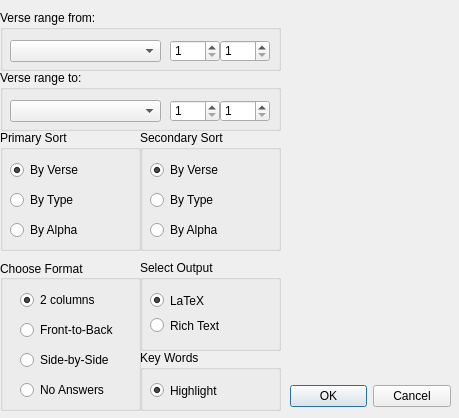
First picture: the form in QuizDb/printdlg.ui, repository vogeljh/quizdb, before the edit.
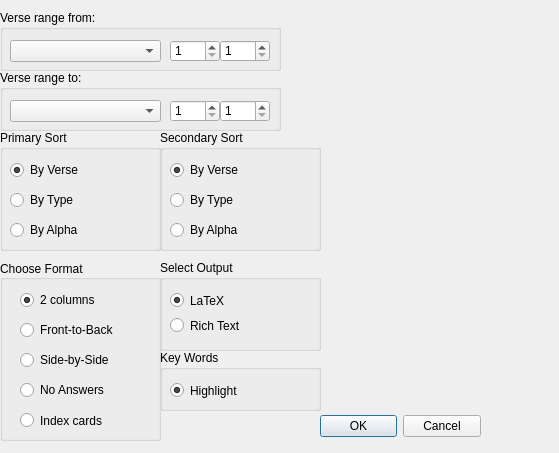
Second picture: the form after the edit.

The edit to the form file:
```diff
--- a/QuizDb/printdlg.ui
+++ b/QuizDb/printdlg.ui
@@ -6,8 +6,8 @@
    <rect>
     <x>0</x>
     <y>0</y>
-    <width>459</width>
-    <height>418</height>
+    <width>559</width>
+    <height>453</height>
    </rect>
   </property>
   <property name="windowTitle">
@@ -16,8 +16,8 @@
   <widget class="QDialogButtonBox" name="OkBox">
    <property name="geometry">
     <rect>
-     <x>290</x>
-     <y>380</y>
+     <x>320</x>
+     <y>410</y>
      <width>161</width>
      <height>32</height>
     </rect>
@@ -135,8 +135,8 @@
     <rect>
      <x>0</x>
      <y>260</y>
-     <width>141</width>
-     <height>151</height>
+     <width>161</width>
+     <height>181</height>
     </rect>
    </property>
    <property name="title">
@@ -150,7 +150,7 @@
      <rect>
       <x>20</x>
       <y>120</y>
-      <width>107</width>
+      <width>131</width>
       <height>20</height>
      </rect>
     </property>
@@ -163,7 +163,7 @@
      <rect>
       <x>20</x>
       <y>90</y>
-      <width>110</width>
+      <width>131</width>
       <height>20</height>
      </rect>
     </property>
@@ -176,7 +176,7 @@
      <rect>
       <x>20</x>
       <y>60</y>
-      <width>110</width>
+      <width>131</width>
       <height>20</height>
      </rect>
     </property>
@@ -189,7 +189,7 @@
      <rect>
       <x>20</x>
       <y>30</y>
-      <width>90</width>
+      <width>131</width>
       <height>20</height>
      </rect>
     </property>
@@ -200,13 +200,26 @@
      <bool>true</bool>
     </property>
    </widget>
+   <widget class="QRadioButton" name="indexbutton">
+    <property name="geometry">
+     <rect>
+      <x>20</x>
+      <y>150</y>
+      <width>131</width>
+      <height>21</height>
+     </rect>
+    </property>
+    <property name="text">
+     <string>Index cards</string>
+    </property>
+   </widget>
   </widget>
   <widget class="QGroupBox" name="sortBox1">
    <property name="geometry">
     <rect>
      <x>0</x>
      <y>130</y>
-     <width>141</width>
+     <width>161</width>
      <height>121</height>
     </rect>
    </property>
@@ -218,7 +231,7 @@
      <rect>
       <x>10</x>
       <y>90</y>
-      <width>80</width>
+      <width>131</width>
       <height>20</height>
      </rect>
     </property>
@@ -231,7 +244,7 @@
      <rect>
       <x>10</x>
       <y>60</y>
-      <width>80</width>
+      <width>131</width>
       <height>20</height>
      </rect>
     </property>
@@ -244,7 +257,7 @@
      <rect>
       <x>10</x>
       <y>30</y>
-      <width>80</width>
+      <width>121</width>
       <height>20</height>
      </rect>
     </property>
@@ -259,9 +272,9 @@
   <widget class="QGroupBox" name="sortBox2">
    <property name="geometry">
     <rect>
-     <x>140</x>
+     <x>160</x>
      <y>130</y>
-     <width>141</width>
+     <width>161</width>
      <height>121</height>
     </rect>
    </property>
@@ -314,9 +327,9 @@
   <widget class="QGroupBox" name="outputBox">
    <property name="geometry">
     <rect>
-     <x>140</x>
+     <x>160</x>
      <y>260</y>
-     <width>141</width>
+     <width>161</width>
      <height>91</height>
     </rect>
    </property>
@@ -356,9 +369,9 @@
   <widget class="QGroupBox" name="KeyWordBox">
    <property name="geometry">
     <rect>
-     <x>140</x>
+     <x>160</x>
      <y>350</y>
-     <width>141</width>
+     <width>161</width>
      <height>61</height>
     </rect>
    </property>
@@ -385,9 +398,9 @@
   <widget class="QWidget" name="verticalLayoutWidget">
    <property name="geometry">
     <rect>
-     <x>290</x>
+     <x>320</x>
      <y>60</y>
-     <width>161</width>
+     <width>231</width>
      <height>271</height>
     </rect>
    </property>
```
